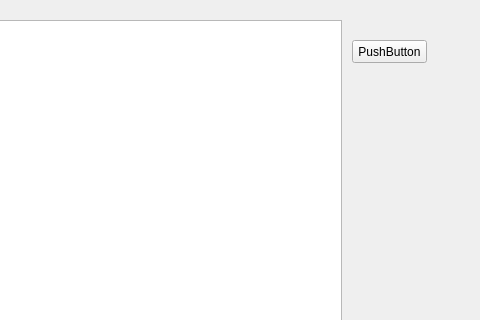
First picture: the form in src/PacManQt/mainwindow.ui, repository przemekBielak/PacMan-online, before the edit; both pictures show x 298 to 778 and y 0 to 320 of the 778 by 712 pixel window.
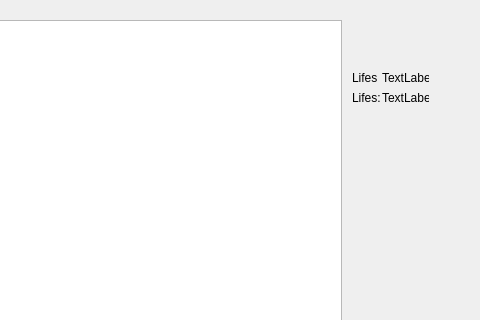
Second picture: the form after the edit.

Commit message:
added game_cfg.h file with tile/map width/height macros.
- Updated all files to use macros from game_cfg.h.

Patch:
```diff
--- a/src/PacManQt/mainwindow.ui
+++ b/src/PacManQt/mainwindow.ui
@@ -24,17 +24,56 @@
      </rect>
     </property>
    </widget>
-   <widget class="QPushButton" name="pushButton">
+   <widget class="QLabel" name="label_lifes_text">
     <property name="geometry">
      <rect>
       <x>650</x>
-      <y>40</y>
-      <width>75</width>
-      <height>23</height>
+      <y>70</y>
+      <width>26</width>
+      <height>16</height>
      </rect>
     </property>
     <property name="text">
-     <string>PushButton</string>
+     <string>Lifes:</string>
+    </property>
+   </widget>
+   <widget class="QLabel" name="label_lifes_num">
+    <property name="geometry">
+     <rect>
+      <x>680</x>
+      <y>70</y>
+      <width>47</width>
+      <height>16</height>
+     </rect>
+    </property>
+    <property name="text">
+     <string>TextLabel</string>
+    </property>
+   </widget>
+   <widget class="QLabel" name="label_points_text">
+    <property name="geometry">
+     <rect>
+      <x>650</x>
+      <y>90</y>
+      <width>47</width>
+      <height>16</height>
+     </rect>
+    </property>
+    <property name="text">
+     <string>Lifes:</string>
+    </property>
+   </widget>
+   <widget class="QLabel" name="label_points">
+    <property name="geometry">
+     <rect>
+      <x>680</x>
+      <y>90</y>
+      <width>47</width>
+      <height>16</height>
+     </rect>
+    </property>
+    <property name="text">
+     <string>TextLabel</string>
     </property>
    </widget>
   </widget>
```
The commit also changes 23 other files.
